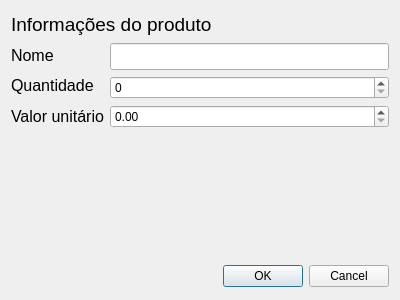
First picture: the form in SisCompra/dialogeditarproduto.ui, repository saraivaufc/ListaDeCompras, before the edit.
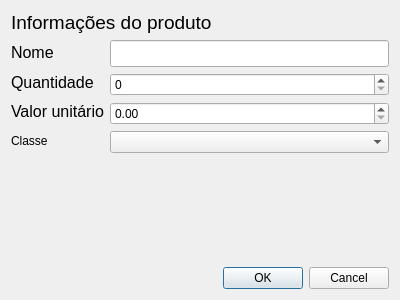
Second picture: the form after the edit.

The edit to the form file:
```diff
--- a/SisCompra/dialogeditarproduto.ui
+++ b/SisCompra/dialogeditarproduto.ui
@@ -66,6 +66,13 @@
          </property>
         </widget>
        </item>
+       <item>
+        <widget class="QLabel" name="label_5">
+         <property name="text">
+          <string>Classe</string>
+         </property>
+        </widget>
+       </item>
       </layout>
      </item>
      <item>
@@ -85,6 +92,9 @@
        <item>
         <widget class="QDoubleSpinBox" name="doubleSpinBoxValor"/>
        </item>
+       <item>
+        <widget class="QComboBox" name="comboBox"/>
+       </item>
       </layout>
      </item>
     </layout>
```
